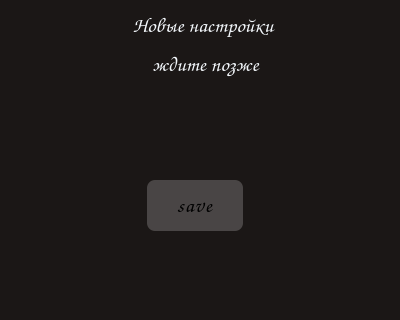
Above: settings.ui from Gerzogb/Pygame-Project before the change; both pictures show x 0 to 400 and y 230 to 550 of the 400 by 550 pixel window. Below: the same form after it.
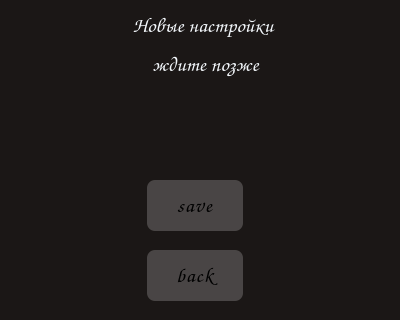
That is the form after the change. Icons and pictures are not drawn.

The edit to the form file:
```diff
--- a/settings.ui
+++ b/settings.ui
@@ -124,6 +124,19 @@
     <string>save</string>
    </property>
   </widget>
+  <widget class="QPushButton" name="btn_back">
+   <property name="geometry">
+    <rect>
+     <x>110</x>
+     <y>480</y>
+     <width>170</width>
+     <height>51</height>
+    </rect>
+   </property>
+   <property name="text">
+    <string>back</string>
+   </property>
+  </widget>
  </widget>
  <resources/>
  <connections/>
```
